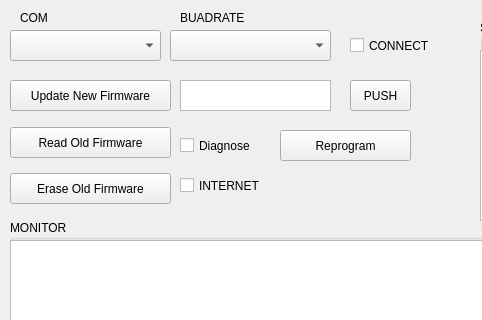
Above: GUI/guiTest.ui from metisai02/AVR-Bootloader before the change; both pictures show x 0 to 482 and y 0 to 320 of the 1029 by 704 pixel window. Below: the same form after it.
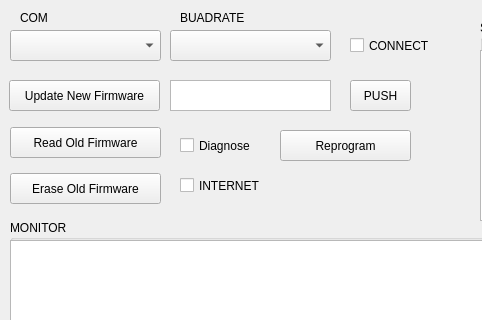
That is the form after the change.

```diff
--- a/GUI/guiTest.ui
+++ b/GUI/guiTest.ui
@@ -63,9 +63,9 @@
    <widget class="QTextEdit" name="tedHexfile">
     <property name="geometry">
      <rect>
-      <x>180</x>
+      <x>170</x>
       <y>80</y>
-      <width>151</width>
+      <width>161</width>
       <height>31</height>
      </rect>
     </property>
@@ -109,9 +109,9 @@
    <widget class="QPushButton" name="btnUpdateFi">
     <property name="geometry">
      <rect>
-      <x>10</x>
+      <x>9</x>
       <y>80</y>
-      <width>161</width>
+      <width>151</width>
       <height>31</height>
      </rect>
     </property>
@@ -124,7 +124,7 @@
      <rect>
       <x>10</x>
       <y>127</y>
-      <width>161</width>
+      <width>151</width>
       <height>31</height>
      </rect>
     </property>
@@ -137,7 +137,7 @@
      <rect>
       <x>10</x>
       <y>173</y>
-      <width>161</width>
+      <width>151</width>
       <height>31</height>
      </rect>
     </property>
```
Left out of the diff: 2 changed lines with no effect on the pictures.
